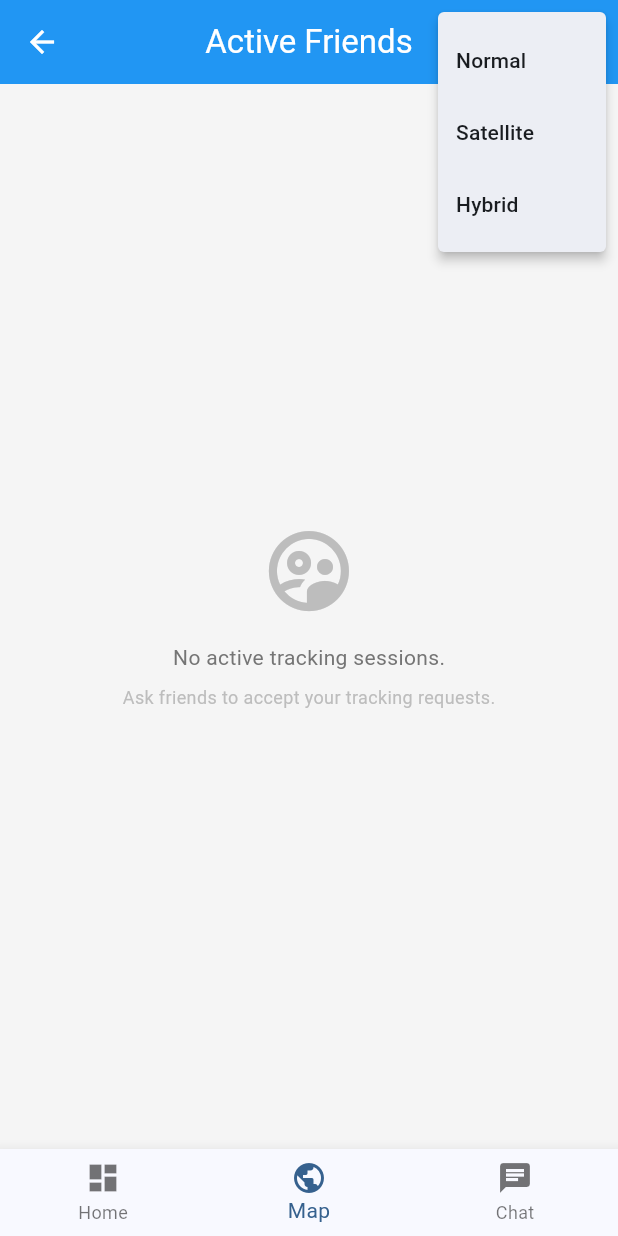
After one commit to berarahul/trackmate, a Flutter app: the MainLayout screen opened directly, item 2 of the bottom bar chosen, after a tap on the "layers" icon, on a phone screen of 412 x 824 dp. The commit adds this screen. Run offline on Flutter 3.47's test engine with Material 3 defaults, Android fonts, the phone set to English and light mode, and no system bars; our stand-ins replace cloud_firestore, firebase_auth, firebase_core, geolocator, google_maps_flutter, permission_handler and 1 more; missing offline and left inert: zego_uikit_prebuilt_call; accounts and stored records are empty.

Commit message:
feat: Implement global map for multiple user tracking and add chat functionality with ZegoCloud integration.

```diff
--- /dev/null
+++ b/lib/features/chat/model/chat_message_model.dart
@@ -0,0 +1,46 @@
+import 'package:cloud_firestore/cloud_firestore.dart';
+
+enum MessageType { text, image, video, call }
+
+class ChatMessageModel {
+  final String id;
+  final String senderId;
+  final String senderName;
+  final String text; // For calls, this might be "Video Call started"
+  final MessageType type;
+  final DateTime createdAt;
+
+  ChatMessageModel({
+    required this.id,
+    required this.senderId,
+    required this.senderName,
+    required this.text,
+    required this.type,
+    required this.createdAt,
+  });
+
+  factory ChatMessageModel.fromFirestore(DocumentSnapshot doc) {
+    final data = doc.data() as Map<String, dynamic>;
+    return ChatMessageModel(
+      id: doc.id,
+      senderId: data['senderId'] ?? '',
+      senderName: data['senderName'] ?? '',
+      text: data['text'] ?? '',
+      type: MessageType.values.firstWhere(
+        (e) => e.name == (data['type'] ?? 'text'),
+        orElse: () => MessageType.text,
+      ),
+      createdAt: (data['createdAt'] as Timestamp?)?.toDate() ?? DateTime.now(),
+    );
+  }
+
+  Map<String, dynamic> toMap() {
+    return {
+      'senderId': senderId,
+      'senderName': senderName,
+      'text': text,
+      'type': type.name,
+      'createdAt': Timestamp.fromDate(createdAt),
+    };
+  }
+}
--- /dev/null
+++ b/lib/features/chat/provider/chat_provider.dart
@@ -0,0 +1,69 @@
+import 'dart:async';
+import 'package:flutter/material.dart';
+import '../model/chat_message_model.dart';
+import '../repository/chat_repository.dart';
+
+class ChatProvider extends ChangeNotifier {
+  final ChatRepository _repository = ChatRepository();
+
+  List<ChatMessageModel> _messages = [];
+  bool _isLoading = false;
+  String? _errorMessage;
+  StreamSubscription? _messageSubscription;
+
+  List<ChatMessageModel> get messages => _messages;
+  bool get isLoading => _isLoading;
+  String? get errorMessage => _errorMessage;
+
+  /// Start listening to messages
+  void startListeningToMessages() {
+    _isLoading = true;
+    notifyListeners();
+
+    _messageSubscription?.cancel();
+    _messageSubscription = _repository.getMessages().listen(
+      (messages) {
+        _messages = messages;
+        _isLoading = false;
+        notifyListeners();
+      },
+      onError: (e) {
+        _errorMessage = e.toString();
+        _isLoading = false;
+        notifyListeners();
+      },
+    );
+  }
+
+  /// Stop listening
+  void stopListening() {
+    _messageSubscription?.cancel();
+    _messageSubscription = null;
+  }
+
+  /// Send message
+  Future<void> sendMessage({
+    required String senderId,
+    required String senderName,
+    required String text,
+    MessageType type = MessageType.text,
+  }) async {
+    try {
+      await _repository.sendMessage(
+        senderId: senderId,
+        senderName: senderName,
+        text: text,
+        type: type,
+      );
+    } catch (e) {
+      _errorMessage = e.toString();
+      notifyListeners();
+    }
+  }
+
+  @override
+  void dispose() {
+    _messageSubscription?.cancel();
+    super.dispose();
+  }
+}
--- /dev/null
+++ b/lib/features/chat/repository/chat_repository.dart
@@ -0,0 +1,42 @@
+import 'package:cloud_firestore/cloud_firestore.dart';
+import '../../../core/services/firebase_service.dart';
+import '../model/chat_message_model.dart';
+
+class ChatRepository {
+  final FirebaseFirestore _firestore = FirebaseService.instance.firestore;
+  static const String chatCollection =
+      'global_chat'; // Single global room for simplicity
+
+  /// Send a message
+  Future<void> sendMessage({
+    required String senderId,
+    required String senderName,
+    required String text,
+    MessageType type = MessageType.text,
+  }) async {
+    final message = ChatMessageModel(
+      id: '',
+      senderId: senderId,
+      senderName: senderName,
+      text: text,
+      type: type,
+      createdAt: DateTime.now(),
+    );
+
+    await _firestore.collection(chatCollection).add(message.toMap());
+  }
+
+  /// Stream messages
+  Stream<List<ChatMessageModel>> getMessages() {
+    return _firestore
+        .collection(chatCollection)
+        .orderBy('createdAt', descending: true)
+        .limit(50)
+        .snapshots()
+        .map(
+          (snapshot) => snapshot.docs
+              .map((doc) => ChatMessageModel.fromFirestore(doc))
+              .toList(),
+        );
+  }
+}
--- /dev/null
+++ b/lib/features/chat/view/chat_screen.dart
@@ -0,0 +1,241 @@
+import 'package:flutter/material.dart';
+import 'package:provider/provider.dart';
+import 'package:zego_uikit_prebuilt_call/zego_uikit_prebuilt_call.dart';
+import '../../../core/theme/app_theme.dart';
+import '../../../core/utils/helpers.dart';
+import '../../auth/provider/auth_provider.dart';
+import '../model/chat_message_model.dart';
+import '../provider/chat_provider.dart';
+
+class ChatScreen extends StatefulWidget {
+  const ChatScreen({super.key});
+
+  @override
+  State<ChatScreen> createState() => _ChatScreenState();
+}
+
+class _ChatScreenState extends State<ChatScreen> {
+  final TextEditingController _controller = TextEditingController();
+  final ScrollController _scrollController = ScrollController();
+
+  static const String _callAppID = '845780799'; // Placeholder
+  static const String _callAppSign = '71b509b146cf6b5d4d5d73af34245a5b12399e71da9dab038f10b320340d7b9c'; // Placeholder
+
+  @override
+  void initState() {
+    super.initState();
+    WidgetsBinding.instance.addPostFrameCallback((_) {
+      context.read<ChatProvider>().startListeningToMessages();
+    });
+  }
+
+  @override
+  void dispose() {
+    _controller.dispose();
+    _scrollController.dispose();
+    context.read<ChatProvider>().stopListening();
+    super.dispose();
+  }
+
+  void _sendMessage() {
+    final text = _controller.text.trim();
+    if (text.isEmpty) return;
+
+    final authProvider = context.read<AuthProvider>();
+    if (authProvider.user == null) return;
+
+    context.read<ChatProvider>().sendMessage(
+      senderId: authProvider.user!.uid,
+      senderName: authProvider.username,
+      text: text,
+    );
+
+    _controller.clear();
+    // Scroll to top (since list is reversed)
+    if (_scrollController.hasClients) {
+      _scrollController.animateTo(
+        0,
+        duration: const Duration(milliseconds: 300),
+        curve: Curves.easeOut,
+      );
+    }
+  }
+
+  void _startVideoCall(BuildContext context) {
+    final authProvider = context.read<AuthProvider>();
+    if (authProvider.user == null) return;
+
+    final userID = authProvider.user!.uid;
+    final userName = authProvider.username;
+
+    // For a public chat room, we can use a fixed call ID, e.g., "global_call_room"
+    // Or we could generate a new one. Let's use a fixed one for the "Chat Room" concept.
+    const callID = "global_call_room_1";
+
+    Navigator.push(
+      context,
+      MaterialPageRoute(
+        builder: (context) {
+          return ZegoUIKitPrebuiltCall(
+            appID: int.tryParse(_callAppID) ?? 0, // Ensure this is replaced
+            appSign: _callAppSign,
+            userID: userID,
+            userName: userName,
+            callID: callID,
+            config: ZegoUIKitPrebuiltCallConfig.groupVideoCall(),
+          );
+        },
+      ),
+    );
+  }
+
+  @override
+  Widget build(BuildContext context) {
+    return Scaffold(
+      appBar: AppBar(
+        title: const Text('Global Chat Room'),
+        actions: [
+          IconButton(
+            icon: const Icon(Icons.video_call),
+            tooltip: 'Join Video Call',
+            onPressed: () => _startVideoCall(context),
+          ),
+        ],
+      ),
+      body: Column(
+        children: [
+          // Chat List
+          Expanded(
+            child: Consumer<ChatProvider>(
+              builder: (context, provider, child) {
+                if (provider.isLoading && provider.messages.isEmpty) {
+                  return const Center(child: CircularProgressIndicator());
+                }
+
+                if (provider.messages.isEmpty) {
+                  return Center(
+                    child: Text(
+                      'No messages yet. Say hi!',
+                      style: TextStyle(color: AppTheme.textHint),
+                    ),
+                  );
+                }
+
+                final userId = context.read<AuthProvider>().user?.uid;
+
+                return ListView.builder(
+                  controller: _scrollController,
+                  reverse:
+                      true, // Show latest at bottom (standard chat) -> actually List is ordered DESC, so first item is latest.
+                  // If we want standard chat behavior:
+                  // List is [Latest, ..., Oldest]
+                  // Reverse: true means index 0 is at bottom.
+                  // So user sees Latest at bottom. Perfect.
+                  itemCount: provider.messages.length,
+                  itemBuilder: (context, index) {
+                    final message = provider.messages[index];
+                    final isMe = message.senderId == userId;
+
+                    return _buildMessageBubble(message, isMe);
+                  },
+                );
+              },
+            ),
+          ),
+
+          // Input Area
+          Container(
+            padding: const EdgeInsets.symmetric(horizontal: 8, vertical: 8),
+            decoration: BoxDecoration(
+              color: Colors.white,
+              boxShadow: [
+                BoxShadow(
+                  color: Colors.black.withOpacity(0.05),
+                  offset: const Offset(0, -2),
+                  blurRadius: 5,
+                ),
+              ],
+            ),
+            child: SafeArea(
+              child: Row(
+                children: [
+                  Expanded(
+                    child: TextField(
+                      controller: _controller,
+                      decoration: InputDecoration(
+                        hintText: 'Type a message...',
+                        border: OutlineInputBorder(
+                          borderRadius: BorderRadius.circular(24),
+                          borderSide: BorderSide.none,
+                        ),
+                        filled: true,
+                        fillColor: Colors.grey[100],
+                        contentPadding: const EdgeInsets.symmetric(
+                          horizontal: 20,
+                          vertical: 10,
+                        ),
+                      ),
+                      textCapitalization: TextCapitalization.sentences,
+                    ),
+                  ),
+                  const SizedBox(width: 8),
+                  CircleAvatar(
+                    backgroundColor: AppTheme.primaryColor,
+                    child: IconButton(
+                      icon: const Icon(Icons.send, color: Colors.white),
+                      onPressed: _sendMessage,
+                    ),
+                  ),
+                ],
+              ),
+            ),
+          ),
+        ],
+      ),
+    );
+  }
+
+  Widget _buildMessageBubble(ChatMessageModel message, bool isMe) {
+    return Align(
+      alignment: isMe ? Alignment.centerRight : Alignment.centerLeft,
+      child: Container(
+        margin: const EdgeInsets.symmetric(horizontal: 16, vertical: 4),
+        padding: const EdgeInsets.symmetric(horizontal: 16, vertical: 10),
+        decoration: BoxDecoration(
+          color: isMe ? AppTheme.primaryColor : Colors.grey[200],
+          borderRadius: BorderRadius.circular(16).copyWith(
+            bottomRight: isMe ? const Radius.circular(0) : null,
+            bottomLeft: isMe ? null : const Radius.circular(0),
+          ),
+        ),
+        child: Column(
+          crossAxisAlignment: CrossAxisAlignment.start,
+          children: [
+            if (!isMe)
+              Text(
+                message.senderName,
+                style: TextStyle(
+                  color: Colors.black54,
+                  fontSize: 10,
+                  fontWeight: FontWeight.bold,
+                ),
+              ),
+            if (!isMe) const SizedBox(height: 4),
+            Text(
+              message.text,
+              style: TextStyle(color: isMe ? Colors.white : Colors.black87),
+            ),
+            const SizedBox(height: 2),
+            Text(
+              Helpers.formatRelativeTime(message.createdAt),
+              style: TextStyle(
+                color: isMe ? Colors.white70 : Colors.black45,
+                fontSize: 10,
+              ),
+            ),
+          ],
+        ),
+      ),
+    );
+  }
+}
--- a/lib/features/tracking/provider/tracking_provider.dart
+++ b/lib/features/tracking/provider/tracking_provider.dart
@@ -13,19 +13,22 @@ class TrackingProvider extends ChangeNotifier {
   final LocationService _locationService = LocationService.instance;
 
   List<TrackingRequestModel> _pendingRequests = [];
-  List<TrackingRequestModel> _activeAsTracked = [];
-  List<TrackingRequestModel> _activeAsTracker = [];
+  List<TrackingRequestModel> _activeAsTracked = []; // Users tracking ME
+  List<TrackingRequestModel> _activeAsTracker = []; // Users I am tracking
   LocationModel? _trackedUserLocation;
+  List<LocationModel> _globalLocations = []; // All tracked users locations
   bool _isLoading = false;
   bool _isSharing = false;
   String? _errorMessage;
   StreamSubscription? _locationSubscription;
+  StreamSubscription? _globalLocationSubscription;
 
   // Getters
   List<TrackingRequestModel> get pendingRequests => _pendingRequests;
   List<TrackingRequestModel> get activeAsTracked => _activeAsTracked;
   List<TrackingRequestModel> get activeAsTracker => _activeAsTracker;
   LocationModel? get trackedUserLocation => _trackedUserLocation;
+  List<LocationModel> get globalLocations => _globalLocations;
   bool get isLoading => _isLoading;
   bool get isSharing => _isSharing;
   String? get errorMessage => _errorMessage;
@@ -172,6 +175,41 @@ class TrackingProvider extends ChangeNotifier {
         );
   }
 
+  /// Start streaming all active locations (Global Map)
+  void startGlobalLocationStream() {
+    _globalLocationSubscription?.cancel();
+
+    // Collect IDs of users I am tracking
+    final trackedIds = _activeAsTracker.map((e) => e.trackedId).toList();
+
+    if (trackedIds.isEmpty) {
+      _globalLocations = [];
+      notifyListeners();
+      return;
+    }
+
+    _globalLocationSubscription = _repository
+        .streamAllActiveLocations(trackedIds)
+        .listen(
+          (locations) {
+            _globalLocations = locations;
+            notifyListeners();
+          },
+          onError: (e) {
+            _errorMessage = e.toString();
+            notifyListeners();
+          },
+        );
+  }
+
+  /// Stop watching global location
+  void stopGlobalLocationStream() {
+    _globalLocationSubscription?.cancel();
+    _globalLocationSubscription = null;
+    _globalLocations = [];
+    notifyListeners();
+  }
+
   /// Stop watching location
   void stopWatchingLocation() {
     _locationSubscription?.cancel();
@@ -204,6 +242,7 @@ class TrackingProvider extends ChangeNotifier {
   @override
   void dispose() {
     _locationSubscription?.cancel();
+    _globalLocationSubscription?.cancel();
     _locationService.stopLocationUpdates();
     super.dispose();
   }
--- /dev/null
+++ b/lib/features/tracking/view/global_map_screen.dart
@@ -0,0 +1,195 @@
+import 'package:flutter/material.dart';
+import 'package:google_maps_flutter/google_maps_flutter.dart';
+import 'package:provider/provider.dart';
+import '../../../core/theme/app_theme.dart';
+import '../../../core/utils/helpers.dart';
+import '../provider/tracking_provider.dart';
+import '../model/location_model.dart';
+
+class GlobalMapScreen extends StatefulWidget {
+  const GlobalMapScreen({super.key});
+
+  @override
+  State<GlobalMapScreen> createState() => _GlobalMapScreenState();
+}
+
+class _GlobalMapScreenState extends State<GlobalMapScreen> {
+  GoogleMapController? _mapController;
+  MapType _currentMapType = MapType.normal;
+  bool _isInit = false;
+
+  @override
+  void initState() {
+    super.initState();
+    WidgetsBinding.instance.addPostFrameCallback((_) {
+      context.read<TrackingProvider>().startGlobalLocationStream();
+    });
+  }
+
+  @override
+  void dispose() {
+    // We don't stop the stream here because we might want to keep it alive
+    // if we come back, or if the user switches tabs.
+    // However, for battery, we should probably stop if we background.
+    // For now, let's stop it to be safe.
+    _mapController?.dispose();
+    super.dispose();
+  }
+
+  /// Create markers for all locations
+  String _getUsername(String userId, TrackingProvider provider) {
+    try {
+      final req = provider.activeAsTracker.firstWhere(
+        (r) => r.trackedId == userId,
+      );
+      return req.trackedUsername;
+    } catch (e) {
+      return 'Unknown';
+    }
+  }
+
+  Set<Marker> _createMarkersWithNames(
+    List<LocationModel> locations,
+    TrackingProvider provider,
+  ) {
+    final markers = <Marker>{};
+    for (final loc in locations) {
+      final username = _getUsername(loc.userId, provider);
+      markers.add(
+        Marker(
+          markerId: MarkerId(loc.userId),
+          position: LatLng(loc.latitude, loc.longitude),
+          infoWindow: InfoWindow(
+            title: username,
+            snippet: Helpers.formatRelativeTime(loc.updatedAt),
+          ),
+          icon: BitmapDescriptor.defaultMarkerWithHue(
+            BitmapDescriptor.hueAzure,
+          ),
+        ),
+      );
+    }
+    return markers;
+  }
+
+  @override
+  Widget build(BuildContext context) {
+    return Scaffold(
+      appBar: AppBar(
+        title: const Text('Active Friends'),
+        actions: [
+          PopupMenuButton<MapType>(
+            icon: const Icon(Icons.layers),
+            tooltip: 'Map Type',
+            onSelected: (MapType result) {
+              setState(() {
+                _currentMapType = result;
+              });
+            },
+            itemBuilder: (BuildContext context) => <PopupMenuEntry<MapType>>[
+              const PopupMenuItem<MapType>(
+                value: MapType.normal,
+                child: Text('Normal'),
+              ),
+              const PopupMenuItem<MapType>(
+                value: MapType.satellite,
+                child: Text('Satellite'),
+              ),
+              const PopupMenuItem<MapType>(
+                value: MapType.hybrid,
+                child: Text('Hybrid'),
+              ),
+            ],
+          ),
+        ],
+      ),
+      body: Consumer<TrackingProvider>(
+        builder: (context, provider, child) {
+          final locations = provider.globalLocations;
+
+          if (locations.isEmpty && provider.isLoading) {
+            return const Center(child: CircularProgressIndicator());
+          }
+
+          if (locations.isEmpty) {
+            // Check if we are even tracking anyone
+            if (provider.activeAsTracker.isEmpty) {
+              return Center(
+                child: Column(
+                  mainAxisAlignment: MainAxisAlignment.center,
+                  children: [
+                    Icon(
+                      Icons.supervised_user_circle_outlined,
+                      size: 64,
+                      color: AppTheme.textHint,
+                    ),
+                    const SizedBox(height: 16),
+                    Text(
+                      'No active tracking sessions.',
+                      style: TextStyle(color: AppTheme.textSecondary),
+                    ),
+                    const SizedBox(height: 8),
+                    Text(
+                      'Ask friends to accept your tracking requests.',
+                      style: TextStyle(color: AppTheme.textHint, fontSize: 12),
+                    ),
+                  ],
+                ),
+              );
+            }
+            // We are tracking people, but no location data yet
+            // Show map anyway (maybe centered on user?)
+          }
+
+          return GoogleMap(
+            mapType: _currentMapType,
+            initialCameraPosition: const CameraPosition(
+              target: LatLng(0, 0), // Should ideally be user's current location
+              zoom: 2,
+            ),
+            markers: _createMarkersWithNames(locations, provider),
+            myLocationEnabled: true,
+            myLocationButtonEnabled: true,
+            onMapCreated: (controller) {
+              _mapController = controller;
+              // If we have locations, zoom to fit them all
+              if (locations.isNotEmpty && !_isInit) {
+                _isInit = true;
+                // Wait a bit for map to render
+                Future.delayed(const Duration(milliseconds: 500), () {
+                  _zoomToFit(locations);
+                });
+              }
+            },
+          );
+        },
+      ),
+    );
+  }
+
+  void _zoomToFit(List<LocationModel> locations) {
+    if (locations.isEmpty || _mapController == null) return;
+
+    double minLat = locations.first.latitude;
+    double maxLat = locations.first.latitude;
+    double minLng = locations.first.longitude;
+    double maxLng = locations.first.longitude;
+
+    for (final loc in locations) {
+      if (loc.latitude < minLat) minLat = loc.latitude;
+      if (loc.latitude > maxLat) maxLat = loc.latitude;
+      if (loc.longitude < minLng) minLng = loc.longitude;
+      if (loc.longitude > maxLng) maxLng = loc.longitude;
+    }
+
+    _mapController!.animateCamera(
+      CameraUpdate.newLatLngBounds(
+        LatLngBounds(
+          southwest: LatLng(minLat, minLng),
+          northeast: LatLng(maxLat, maxLng),
+        ),
+        50, // padding
+      ),
+    );
+  }
+}
--- /dev/null
+++ b/lib/main_layout.dart
@@ -0,0 +1,42 @@
+import 'package:flutter/material.dart';
+import 'features/home/view/home_screen.dart';
+import 'features/tracking/view/global_map_screen.dart';
+// import 'features/chat/view/chat_list_screen.dart';
+import 'features/chat/view/chat_screen.dart';
+
+class MainLayout extends StatefulWidget {
+  const MainLayout({super.key});
+
+  @override
+  State<MainLayout> createState() => _MainLayoutState();
+}
+
+class _MainLayoutState extends State<MainLayout> {
+  int _currentIndex = 0;
+
+  final List<Widget> _screens = [
+    const HomeScreen(),
+    const GlobalMapScreen(),
+    const ChatScreen(),
+  ];
+
+  @override
+  Widget build(BuildContext context) {
+    return Scaffold(
+      body: IndexedStack(index: _currentIndex, children: _screens),
+      bottomNavigationBar: BottomNavigationBar(
+        currentIndex: _currentIndex,
+        onTap: (index) {
+          setState(() {
+            _currentIndex = index;
+          });
+        },
+        items: const [
+          BottomNavigationBarItem(icon: Icon(Icons.dashboard), label: 'Home'),
+          BottomNavigationBarItem(icon: Icon(Icons.public), label: 'Map'),
+          BottomNavigationBarItem(icon: Icon(Icons.chat), label: 'Chat'),
+        ],
+      ),
+    );
+  }
+}
--- a/pubspec.yaml
+++ b/pubspec.yaml
@@ -18,10 +18,13 @@ dependencies:
   firebase_auth: ^5.3.4
   cloud_firestore: ^5.6.0
 
+  # ZegoCloud (Video/Audio Calls)
+  zego_uikit_prebuilt_call: ^4.22.2
+
   # Google Maps & Location
   google_maps_flutter: ^2.10.0
   geolocator: ^13.0.2
-  permission_handler: ^11.3.1
+  permission_handler: ^12.0.1
 
   # State Management
   provider: ^6.1.2
```
Also changed, not shown: lib/features/tracking/repository/tracking_repository.dart (+42 -0 lines), lib/main.dart (+6 -2 lines), pubspec.lock, 7 other files.
